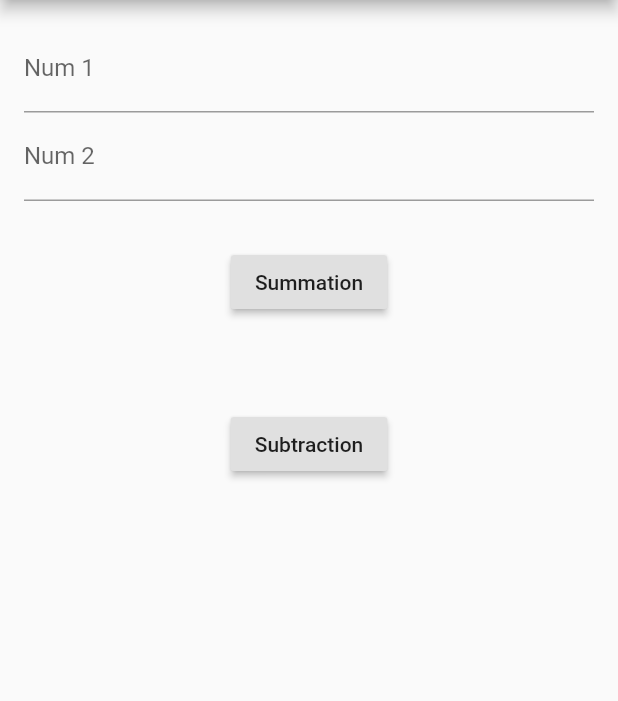
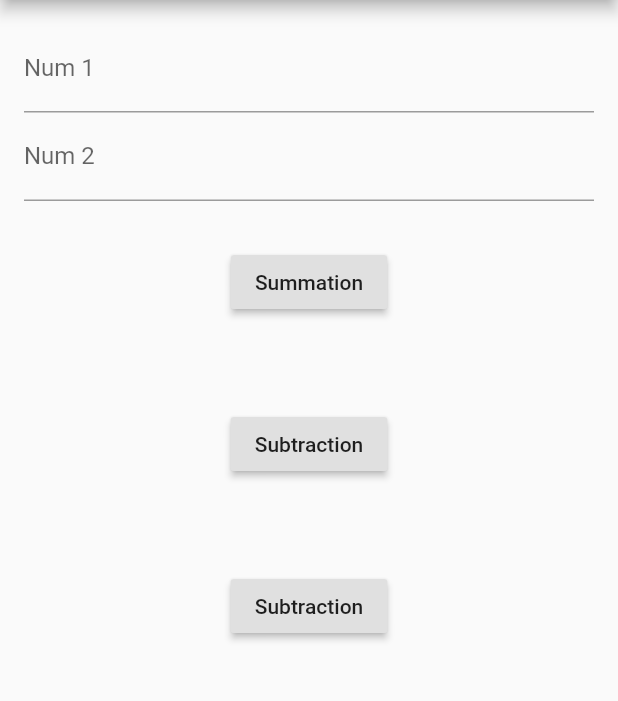
Before and after one commit to mohammedgmgn/Flutter_Calculator_MVP, a Flutter app: the screen it shows after launch, on a phone screen of 412 x 824 dp, the part 84-785 px from its top. Run offline on Flutter 3.47's test engine with Material 2 defaults, Android fonts, the phone set to English and light mode, and no system bars.

Commit message:
add Multiplication btn

```diff
--- a/lib/main.dart
+++ b/lib/main.dart
@@ -58,13 +58,23 @@ class TipCalculator extends StatelessWidget implements CalculatorViews {
               calcPresenter.minus();
             }
         ));
+    Container MultiBtn=   new Container(
+        margin: const EdgeInsets.only(top: 60.0),
+        child:new RaisedButton(
+            child: new Text("Subtraction"),
+            onPressed: () {
+              calcPresenter = new CalcPresenter(num1, num2, this, context);
+              calcPresenter.Multiplication();
+            }
+        ));
+
 
 
 
 
     Container container = new Container(
         padding: const EdgeInsets.all(16.0),
-        child: new Column(children: [num1One, num1Tow, SummationBtn,SubBtn]));
+        child: new Column(children: [num1One, num1Tow, SummationBtn,SubBtn,MultiBtn]));
 
     AppBar appBar = new AppBar(title: new Text("Calculator"));
 
```
